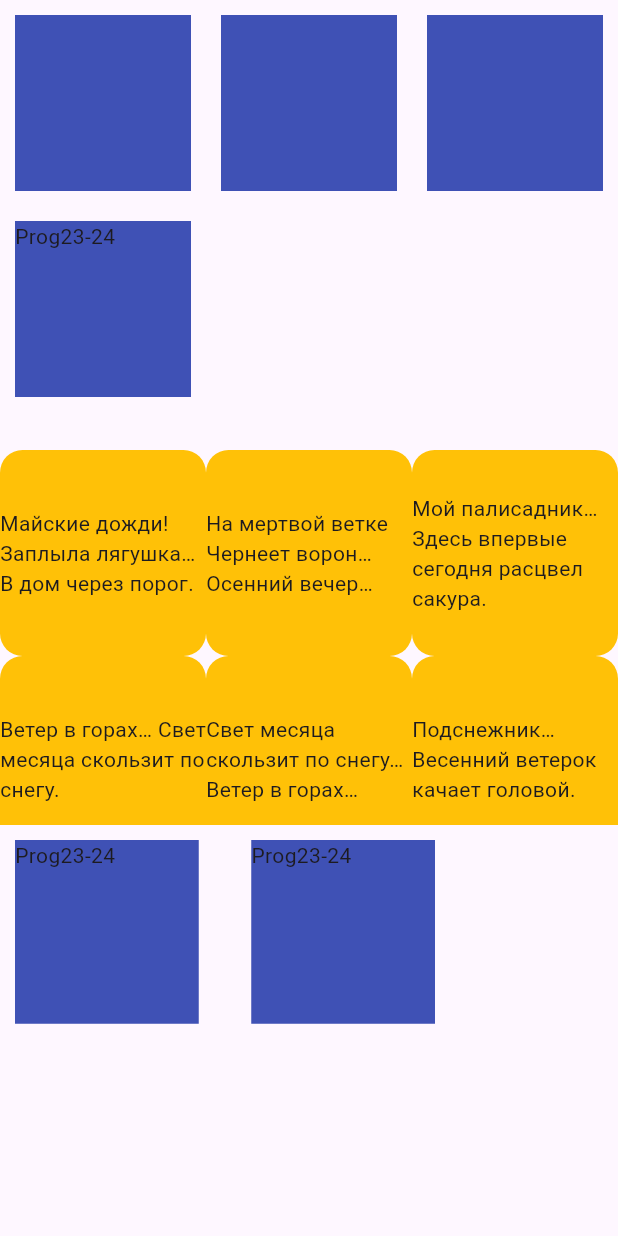
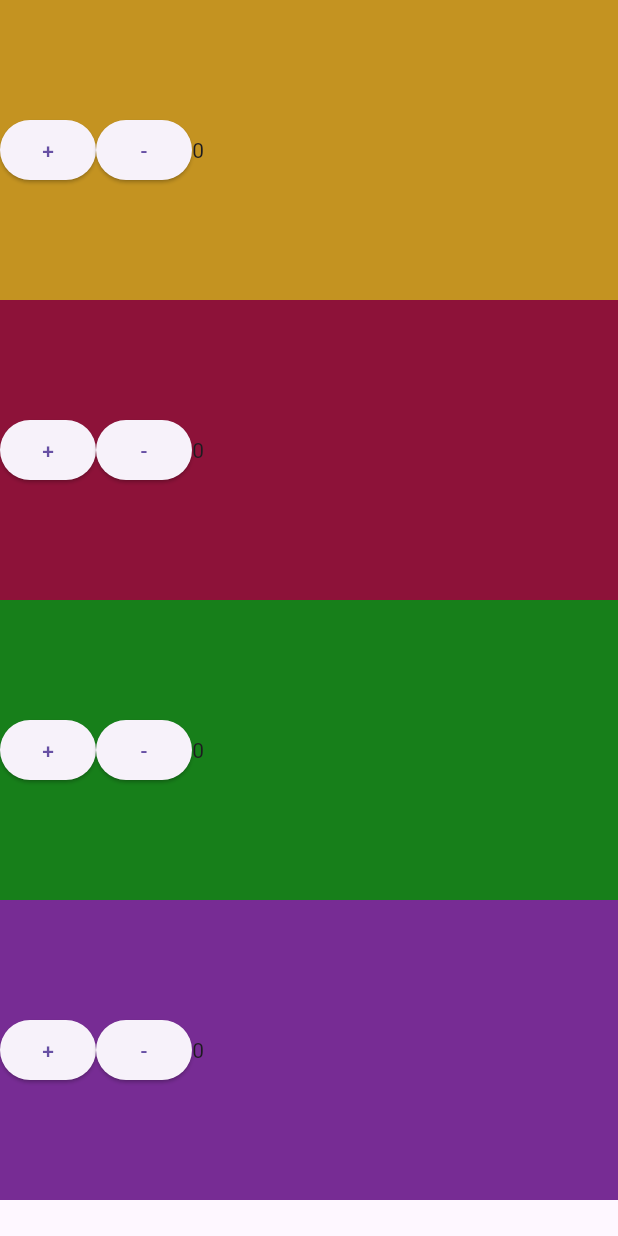
Before and after one commit to MikyViz/FlutterHW, a Flutter app: the screen it shows after launch, on a phone screen of 412 x 824 dp. Run offline on Flutter 3.47's test engine with Material 3 defaults, Android fonts, the phone set to English and light mode, and no system bars.

Commit message:
HW StateFullWidget

```diff
--- a/lib/main.dart
+++ b/lib/main.dart
@@ -1,37 +1,6 @@
 import 'package:flutter/material.dart';
-import 'MyBox.dart';
 
 void main() => runApp(const MyApp());
-
-List<String> famousHaiku = [
-  "Майские дожди! Заплыла лягушка… В дом через порог.",
-  "На мертвой ветке Чернеет ворон… Осенний вечер…",
-  "Мой палисадник… Здесь впервые сегодня расцвел сакура.",
-  "Ветер в горах… Свет месяца скользит по снегу.",
-  "Свет месяца скользит по снегу… Ветер в горах…",
-  "Подснежник… Весенний ветерок качает головой.",
-  "Весенний ветерок качает головой… Подснежник…",
-  "Звезды на небе… На ветке сидит соловей.",
-  "На ветке сидит соловей… Звезды на небе…",
-  "Вечерний дождь… Вода каплет на крыше.",
-  "Вода каплет на крыше… Вечерний дождь…",
-  "Свет месяца… Ветер шумит в соснах.",
-  "Ветер шумит в соснах… Свет месяца…",
-  "Утренний туман… Слышен только звук ручья.",
-  "Слышен только звук ручья… Утренний туман…",
-  "Ветер в полях… Пшеничные колосья шепчутся.",
-  "Пшеничные колосья шепчутся… Ветер в полях…",
-  "Свет месяца… Ветер играет с листьями.",
-  "Ветер играет с листьями… Свет месяца…",
-  "Звезды на небе… Ветер шепчет тайны.",
-  "Ветер шепчет тайны… Звезды на небе…",
-  "Утренний туман… Ветер играет с цветами.",
-  "Ветер играет с цветами… Утренний туман…",
-  "Свет месяца… Ветер шепчет истории.",
-  "Ветер шепчет истории… Свет месяца…",
-  "Звезды на небе… Ветер носит ароматы.",
-  "Ветер носит ароматы… Звезды на небе…",
-];
 
 class MyApp extends StatelessWidget {
   const MyApp({super.key});
@@ -39,88 +8,63 @@ class MyApp extends StatelessWidget {
   @override
   Widget build(BuildContext context) {
     return MaterialApp(
-        home: Scaffold(
-            body: Column(children: <Widget>[
-      SizedBox(
-          width: 500,
-          height: 300,
-          child: GridView.count(
-            crossAxisCount: 3,
-            children: [
-              GestureDetector(
-                onTap: () => {print('LALALA')},
-                child: Container(
-                  height: 80,
-                  width: 80,
-                  color: Colors.indigo,
-                  margin: const EdgeInsets.all(10),
-                ),
-              ),
-              GestureDetector(
-                onTap: () => {print('blablabla')},
-                child: Container(
-                  height: 80,
-                  width: 80,
-                  color: Colors.indigo,
-                  margin: const EdgeInsets.all(10),
-                ),
-              ),
-              GestureDetector(
-                onTap: () => {print('Kahana tzadak')},
-                child: Container(
-                  height: 80,
-                  width: 80,
-                  color: Colors.indigo,
-                  margin: const EdgeInsets.all(10),
-                ),
-              ),
-              GestureDetector(
-                onDoubleTap: () => {print('HOHOHO!')},
-                child: MyBox(),
-              )
-            ],
-          )),
-      SizedBox(
-          width: 500,
-          height: 250,
-          child: GridView.builder(
-          // shrinkWrap: true,
-              gridDelegate: SliverGridDelegateWithFixedCrossAxisCount(
-                crossAxisCount: 3,
-              ),
-              itemCount: famousHaiku.length,
-              itemBuilder: (context, index) {
-                print('I\'m builder🤖💩 $index');
-                return Container(
-                  alignment: Alignment.center,
-                  decoration: BoxDecoration(
-                    color: Colors.amber,
-                    borderRadius: BorderRadius.circular(15),
-                  ),
-                  child: Text(famousHaiku[index]),
-                );
-              })),
-              Row(
-            children: [
-      SizedBox(
-          width: 300,
-          height: 150,
-          child:
-              GridView.extent(
-                maxCrossAxisExtent: 200,
-                crossAxisSpacing: 15,
-                mainAxisSpacing: 15,
-                children: const [
-                  MyBox(),
-                  MyBox(),
-                  MyBox(),
-                  MyBox(),
-                  MyBox(),
-                ],
-              )
-          )
-            ],
-          )
-    ])));
+      home: Scaffold(
+        body: SizedBox(
+          height: 1500,
+          width: 1500,
+            child: ListView(
+          children: [
+            Container(
+                height: 200,
+                color: Color.fromARGB(255, 196, 147, 33),
+                child: Center(child: Counter())),
+            Container(
+                height: 200,
+                color: Color.fromARGB(255, 141, 18, 57),
+                child: Center(child: Counter())),
+            Container(
+                height: 200,
+                color: Color.fromARGB(255, 23, 127, 26),
+                child: Center(child: Counter())),
+            Container(
+                height: 200,
+                color: Color.fromARGB(255, 119, 44, 148),
+                child: Center(child: Counter())),
+          ],
+        )
+        ),
+      ),
+    );
   }
 }
+
+class Counter extends StatefulWidget {
+  @override
+  State<Counter> createState() => _CounterState();
+}
+
+class _CounterState extends State<Counter> {
+  int counter = 0;
+  void updateCounterPlus() {
+    setState(() {
+      counter++;
+    });
+  }
+
+  void updateCounterMinus() {
+    setState(() {
+      counter--;
+    });
+  }
+
+  @override
+  Widget build(BuildContext context) {
+    return Row(
+      children: [
+        ElevatedButton(onPressed: updateCounterPlus, child: Text("+")),
+        ElevatedButton(onPressed: updateCounterMinus, child: Text("-")),
+        Text("$counter")
+      ],
+    );
+  }
+}
--- /dev/null
+++ b/lib/main2.old.dart
@@ -0,0 +1,126 @@
+import 'package:flutter/material.dart';
+import 'MyBox.dart';
+
+void main() => runApp(const MyApp());
+
+List<String> famousHaiku = [
+  "Майские дожди! Заплыла лягушка… В дом через порог.",
+  "На мертвой ветке Чернеет ворон… Осенний вечер…",
+  "Мой палисадник… Здесь впервые сегодня расцвел сакура.",
+  "Ветер в горах… Свет месяца скользит по снегу.",
+  "Свет месяца скользит по снегу… Ветер в горах…",
+  "Подснежник… Весенний ветерок качает головой.",
+  "Весенний ветерок качает головой… Подснежник…",
+  "Звезды на небе… На ветке сидит соловей.",
+  "На ветке сидит соловей… Звезды на небе…",
+  "Вечерний дождь… Вода каплет на крыше.",
+  "Вода каплет на крыше… Вечерний дождь…",
+  "Свет месяца… Ветер шумит в соснах.",
+  "Ветер шумит в соснах… Свет месяца…",
+  "Утренний туман… Слышен только звук ручья.",
+  "Слышен только звук ручья… Утренний туман…",
+  "Ветер в полях… Пшеничные колосья шепчутся.",
+  "Пшеничные колосья шепчутся… Ветер в полях…",
+  "Свет месяца… Ветер играет с листьями.",
+  "Ветер играет с листьями… Свет месяца…",
+  "Звезды на небе… Ветер шепчет тайны.",
+  "Ветер шепчет тайны… Звезды на небе…",
+  "Утренний туман… Ветер играет с цветами.",
+  "Ветер играет с цветами… Утренний туман…",
+  "Свет месяца… Ветер шепчет истории.",
+  "Ветер шепчет истории… Свет месяца…",
+  "Звезды на небе… Ветер носит ароматы.",
+  "Ветер носит ароматы… Звезды на небе…",
+];
+
+class MyApp extends StatelessWidget {
+  const MyApp({super.key});
+
+  @override
+  Widget build(BuildContext context) {
+    return MaterialApp(
+        home: Scaffold(
+            body: Column(children: <Widget>[
+      SizedBox(
+          width: 500,
+          height: 300,
+          child: GridView.count(
+            crossAxisCount: 3,
+            children: [
+              GestureDetector(
+                onTap: () => {print('LALALA')},
+                child: Container(
+                  height: 80,
+                  width: 80,
+                  color: Colors.indigo,
+                  margin: const EdgeInsets.all(10),
+                ),
+              ),
+              GestureDetector(
+                onTap: () => {print('blablabla')},
+                child: Container(
+                  height: 80,
+                  width: 80,
+                  color: Colors.indigo,
+                  margin: const EdgeInsets.all(10),
+                ),
+              ),
+              GestureDetector(
+                onTap: () => {print('Kahana tzadak')},
+                child: Container(
+                  height: 80,
+                  width: 80,
+                  color: Colors.indigo,
+                  margin: const EdgeInsets.all(10),
+                ),
+              ),
+              GestureDetector(
+                onDoubleTap: () => {print('HOHOHO!')},
+                child: MyBox(),
+              )
+            ],
+          )),
+      SizedBox(
+          width: 500,
+          height: 250,
+          child: GridView.builder(
+          // shrinkWrap: true,
+              gridDelegate: SliverGridDelegateWithFixedCrossAxisCount(
+                crossAxisCount: 3,
+              ),
+              itemCount: famousHaiku.length,
+              itemBuilder: (context, index) {
+                print('I\'m builder🤖💩 $index');
+                return Container(
+                  alignment: Alignment.center,
+                  decoration: BoxDecoration(
+                    color: Colors.amber,
+                    borderRadius: BorderRadius.circular(15),
+                  ),
+                  child: Text(famousHaiku[index]),
+                );
+              })),
+              Row(
+            children: [
+      SizedBox(
+          width: 300,
+          height: 150,
+          child:
+              GridView.extent(
+                maxCrossAxisExtent: 200,
+                crossAxisSpacing: 15,
+                mainAxisSpacing: 15,
+                children: const [
+                  MyBox(),
+                  MyBox(),
+                  MyBox(),
+                  MyBox(),
+                  MyBox(),
+                ],
+              )
+          )
+            ],
+          )
+    ])));
+  }
+}
```
